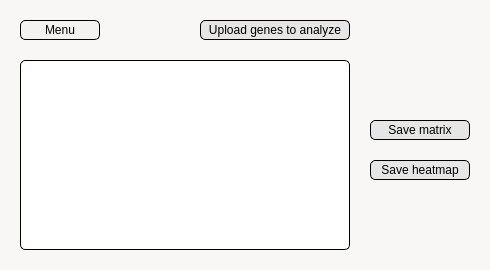
Above: colocalizationwindow.ui from LorenzoTarricone/TranscriptomiC before the change. Below: the same form after it.
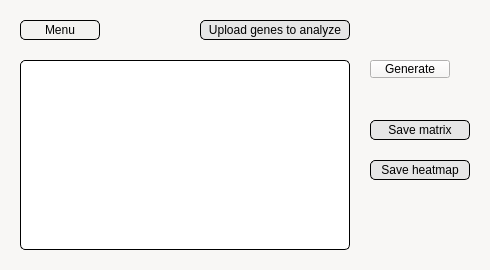
That is the form after the change. Custom widgets are drawn as their Qt base class.

```diff
--- a/colocalizationwindow.ui
+++ b/colocalizationwindow.ui
@@ -124,6 +124,19 @@
     <string>Menu</string>
    </property>
   </widget>
+  <widget class="QPushButton" name="GenerateHeatmapButton">
+   <property name="geometry">
+    <rect>
+     <x>370</x>
+     <y>60</y>
+     <width>80</width>
+     <height>18</height>
+    </rect>
+   </property>
+   <property name="text">
+    <string>Generate</string>
+   </property>
+  </widget>
  </widget>
  <customwidgets>
   <customwidget>
```
Left out of the diff: 3 changed lines with no effect on the pictures.
